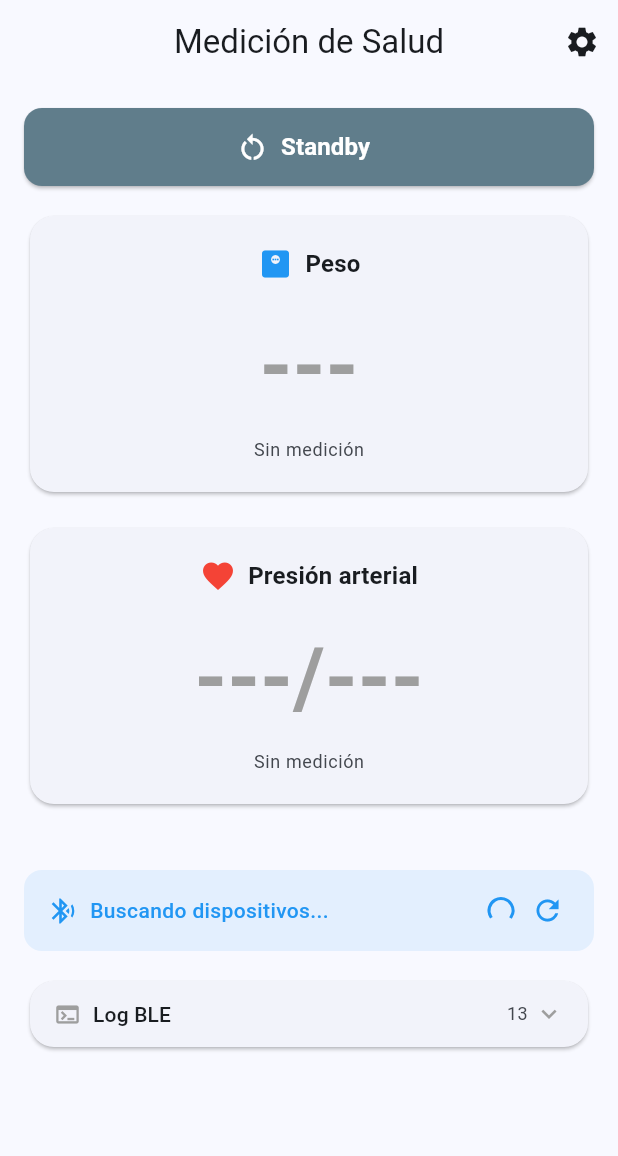
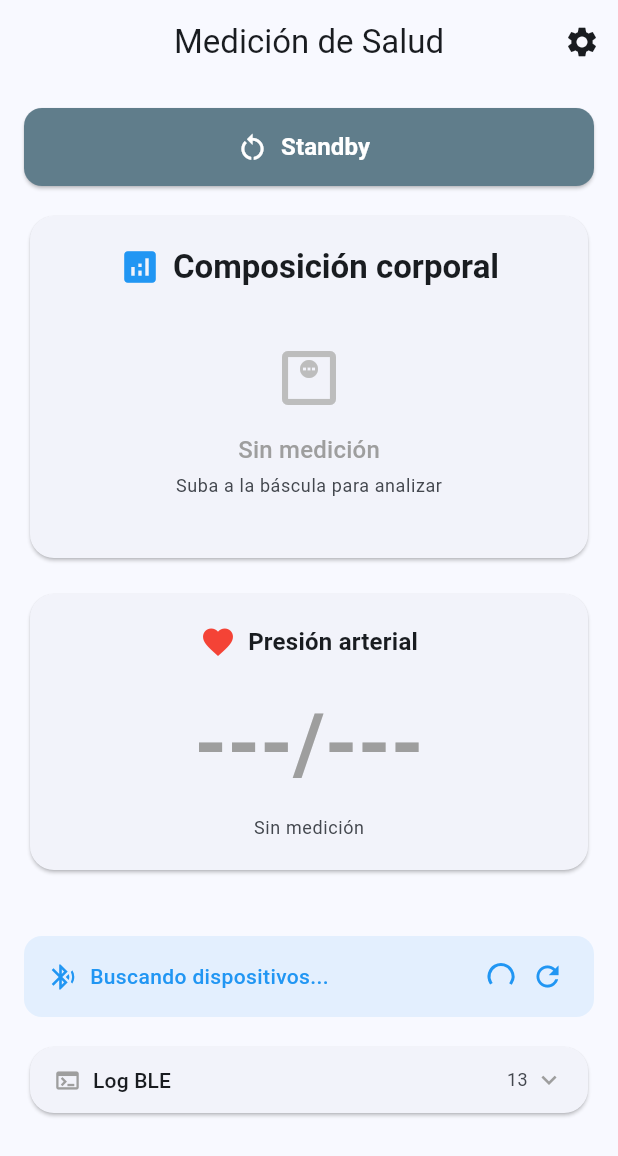
Before and after one commit to choibera369/flutternative, a Flutter app: the screen it shows after launch, on a phone screen of 412 x 824 dp. Shown: the top 1156 px of the screen. Run offline on Flutter 3.47's test engine with Material 3 defaults, Android fonts, the phone set to English and light mode, and no system bars; our stand-ins replace flutter_riverpod, hive_flutter, permission_handler, rxdart, supabase_flutter; missing offline and left inert: flutter_reactive_ble; accounts and stored records are empty; generated files the repository leaves out were written again; Roboto replaces fonts that are missing (Pretendard).

Commit message:
feat(flutter): 몸무게 숫자 제거, 체성분 10개 항목 크게 표시
- 환자 프라이버시: 화면에서 체중(kg) 표시 완전 제거 (Supabase에만 저장)
- 체성분 10개 항목 2열 그리드 레이아웃 (22pt 큰 폰트)
- 각 항목 아이콘+컬러 타일 디자인 (BMI, 체지방, 근육량, 체수분 등)
- 측정 중: 스피너 + "Midiendo..." / 대기: "Suba a la báscula"

Co-Authored-By: Claude Opus 4.6 <noreply@anthropic.com>

```diff
--- a/lib/presentation/screens/home_screen.dart
+++ b/lib/presentation/screens/home_screen.dart
@@ -119,7 +119,7 @@ class _StandbyButtonState extends State<_StandbyButton> {
   }
 }
 
-/// 체중 측정 결과 표시
+/// 체성분 분석 결과 표시 (몸무게 숫자 없음 - Supabase에만 저장)
 class _WeightDisplay extends StatelessWidget {
   @override
   Widget build(BuildContext context) {
@@ -139,11 +139,11 @@ class _WeightDisplay extends StatelessWidget {
                 Row(
                   mainAxisAlignment: MainAxisAlignment.center,
                   children: [
-                    const Icon(Icons.monitor_weight, color: Colors.blue, size: 24),
+                    const Icon(Icons.analytics, color: Colors.blue, size: 28),
                     const SizedBox(width: 8),
                     Text(
-                      'Peso',
-                      style: theme.textTheme.titleMedium?.copyWith(
+                      'Composición corporal',
+                      style: theme.textTheme.titleLarge?.copyWith(
                         fontWeight: FontWeight.bold,
                       ),
                     ),
@@ -152,32 +152,8 @@ class _WeightDisplay extends StatelessWidget {
 
                 const SizedBox(height: 16),
 
-                // 측정값 표시
-                if (weight != null) ...[
-                  Row(
-                    mainAxisAlignment: MainAxisAlignment.center,
-                    crossAxisAlignment: CrossAxisAlignment.baseline,
-                    textBaseline: TextBaseline.alphabetic,
-                    children: [
-                      Text(
-                        '${weight.weight}',
-                        style: const TextStyle(
-                          fontSize: 56,
-                          fontWeight: FontWeight.bold,
-                          color: Colors.blue,
-                        ),
-                      ),
-                      const SizedBox(width: 8),
-                      const Text(
-                        'kg',
-                        style: TextStyle(
-                          fontSize: 20,
-                          color: Colors.grey,
-                        ),
-                      ),
-                    ],
-                  ),
-                  const SizedBox(height: 8),
+                if (weight != null && weight.hasBodyComposition) ...[
+                  // 측정 시각
                   Text(
                     _formatDateTime(weight.timestamp),
                     style: theme.textTheme.bodySmall?.copyWith(
@@ -185,124 +161,193 @@ class _WeightDisplay extends StatelessWidget {
                     ),
                   ),
 
-                  // 체성분 데이터 표시
-                  if (weight.hasBodyComposition) ...[
                   const SizedBox(height: 16),
-                    const Divider(),
-                    const SizedBox(height: 12),
 
-                    // 1행: BMI, 체지방률, 근육량
+                  // 10개 체성분 항목 - 2열 그리드
+                  // 1행: BMI + 체지방률
                   Row(
                     children: [
                       if (weight.bmi != null)
                         Expanded(
-                            child: _MetricItem(
-                              label: 'BMI',
+                          child: _MetricTile(
+                            icon: Icons.speed,
+                            label: 'IMC',
                             value: weight.bmi!.toStringAsFixed(1),
+                            color: _getBmiColor(weight.bmi!),
                           ),
                         ),
+                      const SizedBox(width: 10),
                       if (weight.bodyFatPercentage != null)
                         Expanded(
-                            child: _MetricItem(
+                          child: _MetricTile(
+                            icon: Icons.opacity,
                             label: 'Grasa corporal',
                             value: '${weight.bodyFatPercentage!.toStringAsFixed(1)}%',
-                            ),
-                          ),
-                        if (weight.muscleMass != null)
-                          Expanded(
-                            child: _MetricItem(
-                              label: 'Masa muscular',
-                              value: '${weight.muscleMass!.toStringAsFixed(1)}kg',
+                            color: Colors.orange,
                           ),
                         ),
                     ],
                   ),
 
-                    const SizedBox(height: 12),
+                  const SizedBox(height: 10),
 
-                    // 2행: 체수분, 골격량, 내장지방
+                  // 2행: 근육량 + 체수분
                   Row(
                     children: [
+                      if (weight.muscleMass != null)
+                        Expanded(
+                          child: _MetricTile(
+                            icon: Icons.fitness_center,
+                            label: 'Masa muscular',
+                            value: '${weight.muscleMass!.toStringAsFixed(1)} kg',
+                            color: Colors.red,
+                          ),
+                        ),
+                      const SizedBox(width: 10),
                       if (weight.waterPercentage != null)
                         Expanded(
-                            child: _MetricItem(
+                          child: _MetricTile(
+                            icon: Icons.water_drop,
                             label: 'Agua corporal',
                             value: '${weight.waterPercentage!.toStringAsFixed(1)}%',
-                            ),
-                          ),
-                        if (weight.boneMass != null)
-                          Expanded(
-                            child: _MetricItem(
-                              label: 'Masa ósea',
-                              value: '${weight.boneMass!.toStringAsFixed(2)}kg',
-                            ),
-                          ),
-                        if (weight.visceralFat != null)
-                          Expanded(
-                            child: _MetricItem(
-                              label: 'Grasa visceral',
-                              value: '${weight.visceralFat}',
+                            color: Colors.cyan,
                           ),
                         ),
                     ],
                   ),
 
-                    const SizedBox(height: 12),
+                  const SizedBox(height: 10),
 
-                    // 3행: 기초대사량, 대사연령, 단백질
+                  // 3행: 골격량 + 내장지방
                   Row(
                     children: [
-                        if (weight.basalMetabolism != null)
+                      if (weight.boneMass != null)
                         Expanded(
-                            child: _MetricItem(
-                              label: 'Met. basal',
-                              value: '${weight.basalMetabolism}kcal',
+                          child: _MetricTile(
+                            icon: Icons.accessibility_new,
+                            label: 'Masa ósea',
+                            value: '${weight.boneMass!.toStringAsFixed(2)} kg',
+                            color: Colors.brown,
                           ),
                         ),
-                        if (weight.metabolicAge != null)
+                      const SizedBox(width: 10),
+                      if (weight.visceralFat != null)
                         Expanded(
-                            child: _MetricItem(
-                              label: 'Edad met.',
-                              value: '${weight.metabolicAge} años',
-                            ),
-                          ),
-                        if (weight.proteinPercentage != null)
-                          Expanded(
-                            child: _MetricItem(
-                              label: 'Proteína',
-                              value: '${weight.proteinPercentage!.toStringAsFixed(1)}%',
+                          child: _MetricTile(
+                            icon: Icons.shield,
+                            label: 'Grasa visceral',
+                            value: '${weight.visceralFat}',
+                            color: Colors.deepOrange,
                           ),
                         ),
                     ],
                   ),
 
-                    // 임피던스 표시 (참고용)
-                    if (weight.impedance != null) ...[
-                      const SizedBox(height: 8),
+                  const SizedBox(height: 10),
+
+                  // 4행: 기초대사량 + 대사연령
+                  Row(
+                    children: [
+                      if (weight.basalMetabolism != null)
+                        Expanded(
+                          child: _MetricTile(
+                            icon: Icons.local_fire_department,
+                            label: 'Metabolismo basal',
+                            value: '${weight.basalMetabolism} kcal',
+                            color: Colors.amber,
+                          ),
+                        ),
+                      const SizedBox(width: 10),
+                      if (weight.metabolicAge != null)
+                        Expanded(
+                          child: _MetricTile(
+                            icon: Icons.cake,
+                            label: 'Edad metabólica',
+                            value: '${weight.metabolicAge} años',
+                            color: Colors.purple,
+                          ),
+                        ),
+                    ],
+                  ),
+
+                  const SizedBox(height: 10),
+
+                  // 5행: 단백질 + 임피던스
+                  Row(
+                    children: [
+                      if (weight.proteinPercentage != null)
+                        Expanded(
+                          child: _MetricTile(
+                            icon: Icons.egg,
+                            label: 'Proteína',
+                            value: '${weight.proteinPercentage!.toStringAsFixed(1)}%',
+                            color: Colors.green,
+                          ),
+                        ),
+                      const SizedBox(width: 10),
+                      if (weight.impedance != null)
+                        Expanded(
+                          child: _MetricTile(
+                            icon: Icons.electric_bolt,
+                            label: 'Impedancia',
+                            value: '${weight.impedance} Ω',
+                            color: Colors.teal,
+                          ),
+                        )
+                      else
+                        const Expanded(child: SizedBox()),
+                    ],
+                  ),
+                ] else if (weight != null && !weight.isWeightRemoved) ...[
+                  // 측정 중 (체중계 위에 올라가 있음)
+                  const SizedBox(height: 20),
+                  const SizedBox(
+                    width: 48,
+                    height: 48,
+                    child: CircularProgressIndicator(
+                      strokeWidth: 4,
+                      valueColor: AlwaysStoppedAnimation(Colors.blue),
+                    ),
+                  ),
+                  const SizedBox(height: 16),
                   Text(
-                        'Impedancia: ${weight.impedance} Ω',
+                    'Midiendo...',
+                    style: theme.textTheme.titleMedium?.copyWith(
+                      color: Colors.blue,
+                      fontWeight: FontWeight.bold,
+                    ),
+                  ),
+                  const SizedBox(height: 4),
+                  Text(
+                    'No se baje de la báscula',
                     style: theme.textTheme.bodySmall?.copyWith(
                       color: theme.colorScheme.onSurfaceVariant,
                     ),
                   ),
-                    ],
-                  ],
+                  const SizedBox(height: 20),
                 ] else ...[
-                  const Text(
-                    '---',
-                    style: TextStyle(
-                      fontSize: 56,
-                      fontWeight: FontWeight.bold,
+                  // 대기 상태
+                  const SizedBox(height: 20),
+                  Icon(
+                    Icons.monitor_weight_outlined,
+                    size: 48,
+                    color: Colors.grey.shade400,
+                  ),
+                  const SizedBox(height: 12),
+                  Text(
+                    'Sin medición',
+                    style: theme.textTheme.titleMedium?.copyWith(
                       color: Colors.grey,
                     ),
                   ),
-                  const SizedBox(height: 8),
+                  const SizedBox(height: 4),
                   Text(
-                    'Sin medición',
+                    'Suba a la báscula para analizar',
                     style: theme.textTheme.bodySmall?.copyWith(
                       color: theme.colorScheme.onSurfaceVariant,
                     ),
                   ),
+                  const SizedBox(height: 20),
                 ],
               ],
             ),
@@ -312,41 +357,73 @@ class _WeightDisplay extends StatelessWidget {
     );
   }
 
+  Color _getBmiColor(double bmi) {
+    if (bmi < 18.5) return Colors.blue;
+    if (bmi < 25.0) return Colors.green;
+    if (bmi < 30.0) return Colors.orange;
+    return Colors.red;
+  }
+
   String _formatDateTime(DateTime time) {
     return '${time.month}/${time.day} ${time.hour.toString().padLeft(2, '0')}:${time.minute.toString().padLeft(2, '0')}';
   }
 }
 
-/// 체성분 항목 위젯
-class _MetricItem extends StatelessWidget {
-  const _MetricItem({
+/// 체성분 항목 타일 (아이콘 + 라벨 + 큰 값)
+class _MetricTile extends StatelessWidget {
+  const _MetricTile({
+    required this.icon,
     required this.label,
     required this.value,
+    required this.color,
   });
 
+  final IconData icon;
   final String label;
   final String value;
+  final Color color;
 
   @override
   Widget build(BuildContext context) {
     final theme = Theme.of(context);
 
-    return Column(
+    return Container(
+      padding: const EdgeInsets.symmetric(vertical: 12, horizontal: 10),
+      decoration: BoxDecoration(
+        color: color.withValues(alpha: 0.08),
+        borderRadius: BorderRadius.circular(12),
+        border: Border.all(color: color.withValues(alpha: 0.2)),
+      ),
+      child: Column(
         children: [
-        Text(
+          Row(
+            mainAxisAlignment: MainAxisAlignment.center,
+            children: [
+              Icon(icon, size: 16, color: color),
+              const SizedBox(width: 4),
+              Flexible(
+                child: Text(
                   label,
                   style: theme.textTheme.bodySmall?.copyWith(
-            color: theme.colorScheme.onSurfaceVariant,
+                    color: color,
+                    fontWeight: FontWeight.w500,
                   ),
-        ),
-        const SizedBox(height: 4),
-        Text(
-          value,
-          style: theme.textTheme.titleMedium?.copyWith(
-            fontWeight: FontWeight.bold,
+                  overflow: TextOverflow.ellipsis,
                 ),
               ),
             ],
+          ),
+          const SizedBox(height: 6),
+          Text(
+            value,
+            style: TextStyle(
+              fontSize: 22,
+              fontWeight: FontWeight.bold,
+              color: theme.colorScheme.onSurface,
+            ),
+          ),
+        ],
+      ),
     );
   }
 }
```
Lines whose indentation alone changed are shown as unchanged.
